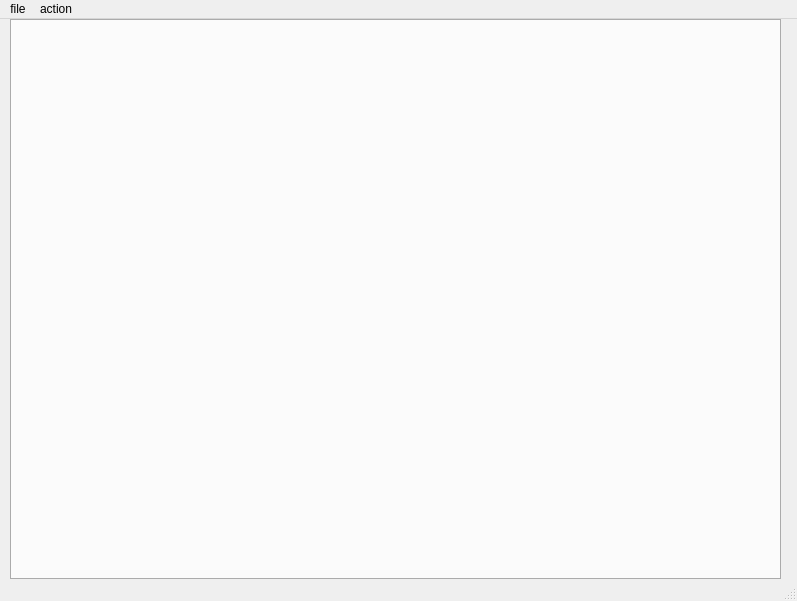
Qt form mainwindow.ui (3548848289/SmartDesk) before a commit.
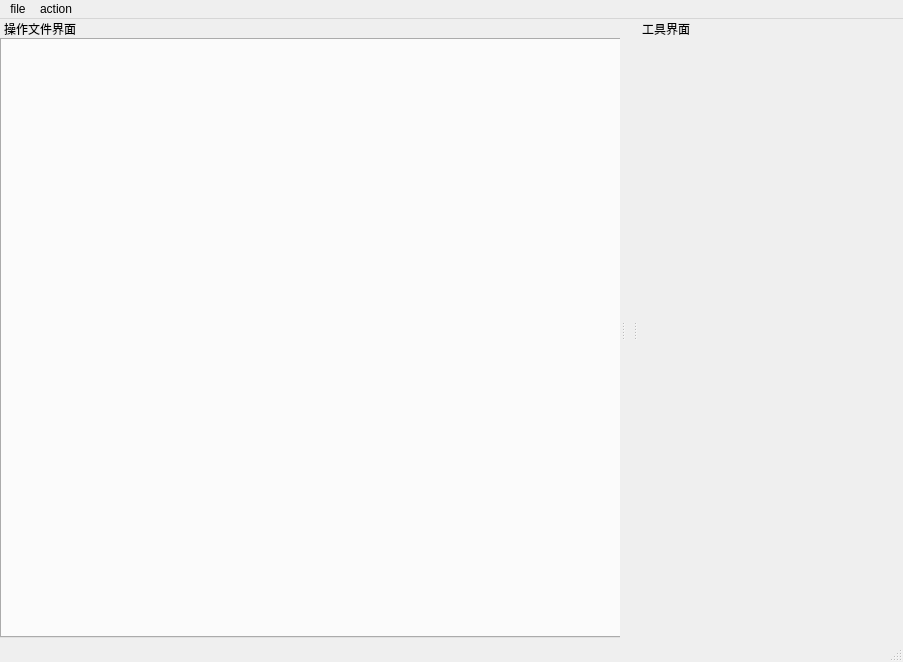
The same form after that commit.

Commit message: 将csvLinkServer从继承QMainWindow修改为继承QWidget

```diff
--- a/mainwindow.ui
+++ b/mainwindow.ui
@@ -6,37 +6,23 @@
    <rect>
     <x>0</x>
     <y>0</y>
-    <width>797</width>
-    <height>601</height>
+    <width>903</width>
+    <height>662</height>
    </rect>
   </property>
   <property name="windowTitle">
    <string>MainWindow</string>
   </property>
   <property name="styleSheet">
-   <string notr="true">QMenu { font-size: 12px; }</string>
+   <string notr="true"/>
   </property>
-  <widget class="QWidget" name="centralwidget">
-   <widget class="QTabWidget" name="tabWidget">
-    <property name="geometry">
-     <rect>
-      <x>10</x>
-      <y>0</y>
-      <width>771</width>
-      <height>561</height>
-     </rect>
-    </property>
-    <property name="currentIndex">
-     <number>-1</number>
-    </property>
-   </widget>
-  </widget>
+  <widget class="QWidget" name="centralwidget"/>
   <widget class="QMenuBar" name="menubar">
    <property name="geometry">
     <rect>
      <x>0</x>
      <y>0</y>
-     <width>797</width>
+     <width>903</width>
      <height>21</height>
     </rect>
    </property>
@@ -71,6 +57,84 @@
    <addaction name="menuaction"/>
   </widget>
   <widget class="QStatusBar" name="statusbar"/>
+  <widget class="QDockWidget" name="dockLeft">
+   <property name="styleSheet">
+    <string notr="true"/>
+   </property>
+   <property name="features">
+    <set>QDockWidget::NoDockWidgetFeatures</set>
+   </property>
+   <property name="allowedAreas">
+    <set>Qt::LeftDockWidgetArea</set>
+   </property>
+   <property name="windowTitle">
+    <string>操作文件界面</string>
+   </property>
+   <attribute name="dockWidgetArea">
+    <number>1</number>
+   </attribute>
+   <widget class="QWidget" name="dockLeftWid">
+    <property name="sizePolicy">
+     <sizepolicy hsizetype="Preferred" vsizetype="Preferred">
+      <horstretch>0</horstretch>
+      <verstretch>0</verstretch>
+     </sizepolicy>
+    </property>
+    <property name="minimumSize">
+     <size>
+      <width>620</width>
+      <height>600</height>
+     </size>
+    </property>
+    <property name="baseSize">
+     <size>
+      <width>620</width>
+      <height>600</height>
+     </size>
+    </property>
+    <widget class="QTabWidget" name="tabWidget">
+     <property name="geometry">
+      <rect>
+       <x>0</x>
+       <y>0</y>
+       <width>621</width>
+       <height>600</height>
+      </rect>
+     </property>
+     <property name="currentIndex">
+      <number>-1</number>
+     </property>
+    </widget>
+   </widget>
+  </widget>
+  <widget class="QDockWidget" name="dockRight">
+   <property name="minimumSize">
+    <size>
+     <width>265</width>
+     <height>620</height>
+    </size>
+   </property>
+   <property name="styleSheet">
+    <string notr="true"/>
+   </property>
+   <property name="features">
+    <set>QDockWidget::NoDockWidgetFeatures</set>
+   </property>
+   <property name="allowedAreas">
+    <set>Qt::RightDockWidgetArea</set>
+   </property>
+   <property name="windowTitle">
+    <string>工具界面</string>
+   </property>
+   <attribute name="dockWidgetArea">
+    <number>2</number>
+   </attribute>
+   <widget class="QWidget" name="dockRightWid">
+    <property name="styleSheet">
+     <string notr="true"/>
+    </property>
+   </widget>
+  </widget>
   <action name="actionopen">
    <property name="text">
     <string>open</string>
```
The commit also changes 10 other files.
